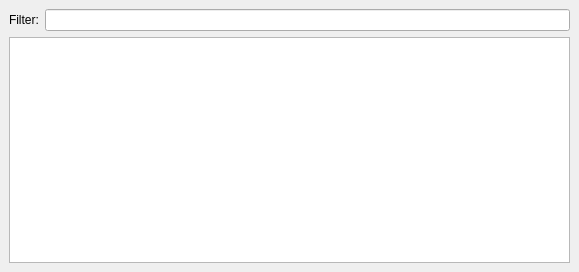
cetic/foren6-gui-qt, file InformationWidget.ui: the form before one commit.
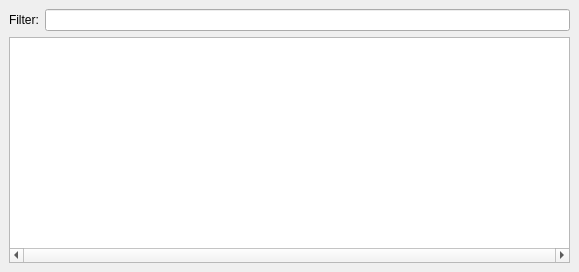
The form after the commit.

Commit message: Force 'always on' of horizontal scrollbars for packet and information windows

```diff
--- a/InformationWidget.ui
+++ b/InformationWidget.ui
@@ -30,6 +30,9 @@
     </item>
     <item row="1" column="0" colspan="2">
      <widget class="QTableView" name="messageTable">
+      <property name="horizontalScrollBarPolicy">
+       <enum>Qt::ScrollBarAlwaysOn</enum>
+      </property>
       <property name="showDropIndicator" stdset="0">
        <bool>false</bool>
       </property>
```
The commit also changes 1 other file.
